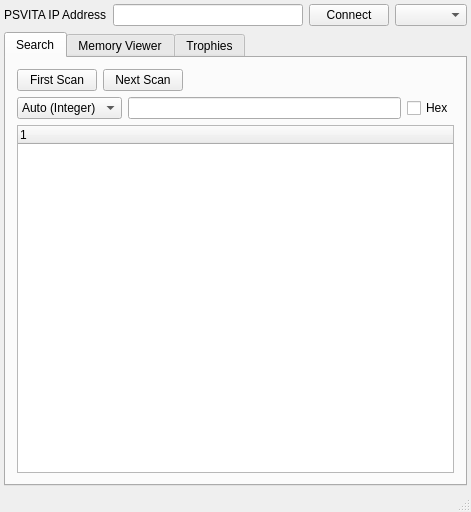
Before: the Qt Designer form rxclient/rxclient.ui in soarqin/vita-rxcheat, drawn with Qt 5.
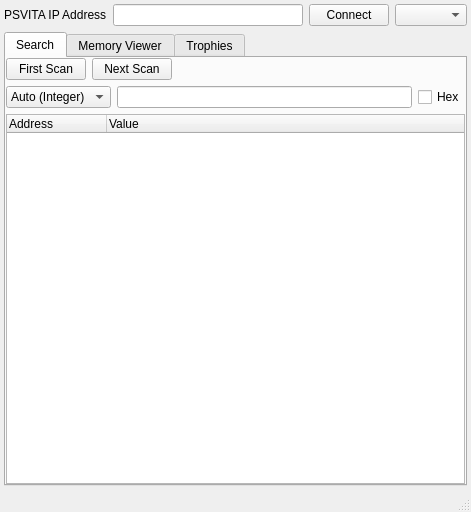
After: the same form once the commit is applied.

```diff
--- a/rxclient/rxclient.ui
+++ b/rxclient/rxclient.ui
@@ -110,6 +110,18 @@
            </sizepolicy>
           </property>
           <layout class="QVBoxLayout" name="verticalLayout_3">
+           <property name="leftMargin">
+            <number>0</number>
+           </property>
+           <property name="topMargin">
+            <number>0</number>
+           </property>
+           <property name="rightMargin">
+            <number>0</number>
+           </property>
+           <property name="bottomMargin">
+            <number>0</number>
+           </property>
            <item>
             <layout class="QHBoxLayout" name="horizontalLayout_3">
              <item>
@@ -233,6 +245,16 @@
              <property name="itemsExpandable">
               <bool>false</bool>
              </property>
+             <column>
+              <property name="text">
+               <string>Address</string>
+              </property>
+             </column>
+             <column>
+              <property name="text">
+               <string>Value</string>
+              </property>
+             </column>
             </widget>
            </item>
           </layout>
```
